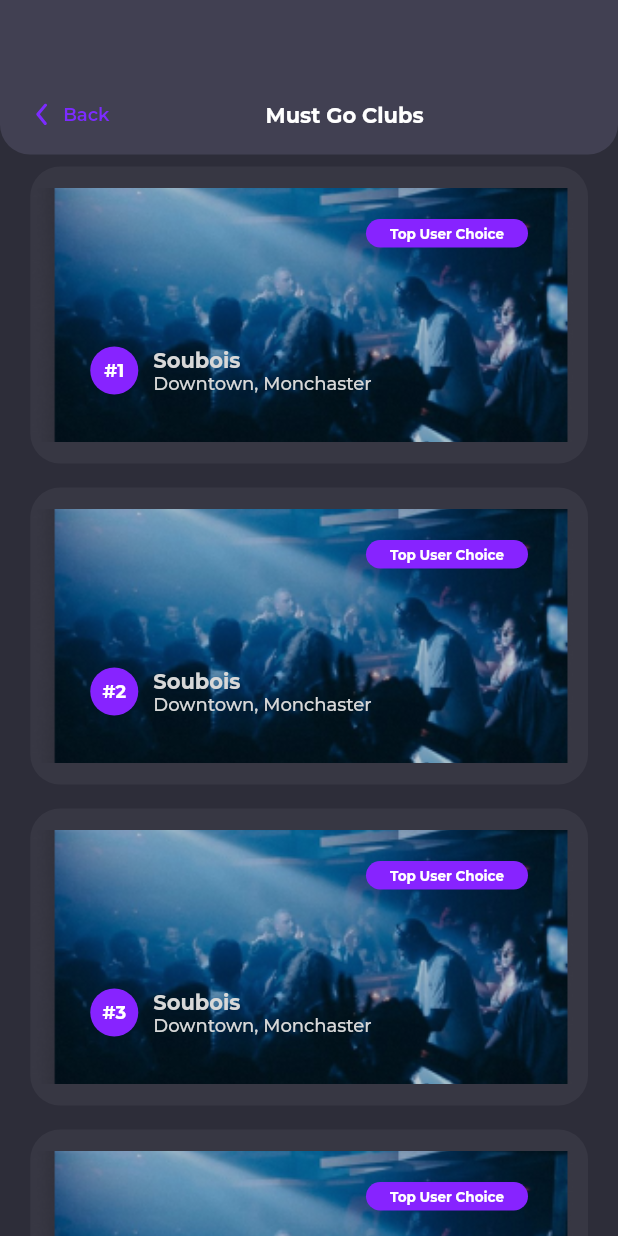
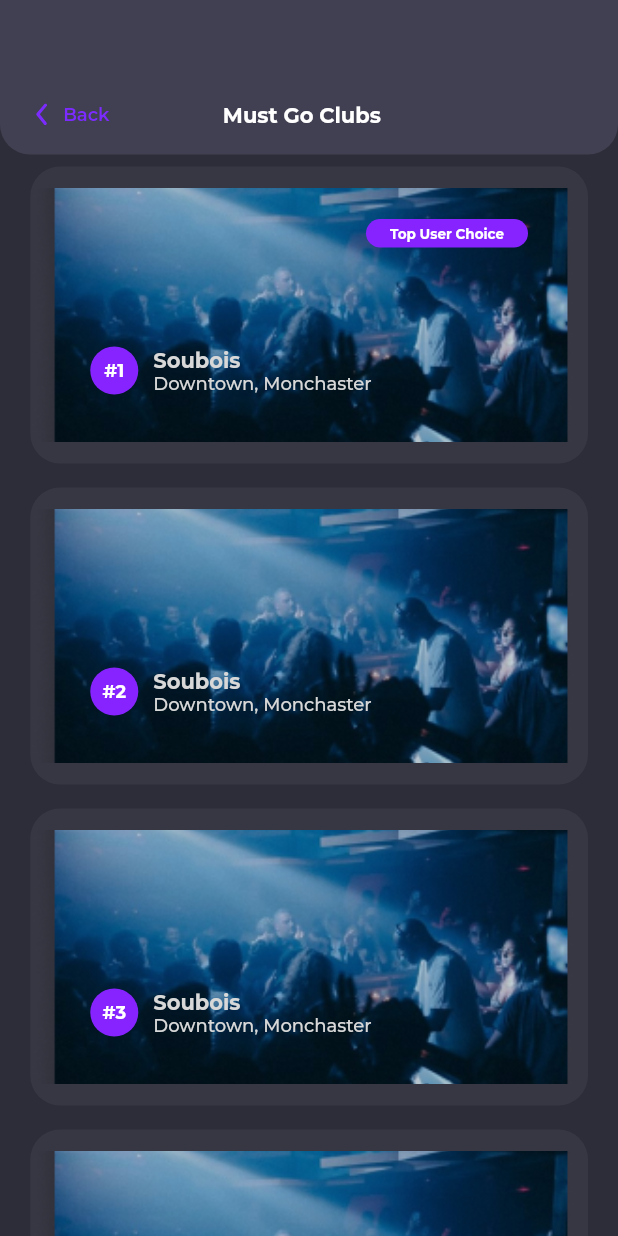
Before and after one commit to Developer-Faheem/EventsApp, a Flutter app: the MustGoScreen screen opened directly, on a phone screen of 412 x 824 dp. Run offline on Flutter 3.47's test engine with Material 2 defaults, Android fonts, the light colour scheme and no system bars; our stand-ins replace flutter_svg, google_fonts.

Commit message:
small changes

```diff
--- a/lib/Screens/Must_Go_Category.dart
+++ b/lib/Screens/Must_Go_Category.dart
@@ -39,17 +39,19 @@ class MustGoScreen  extends StatelessWidget {
                   right: width * 0.062,
                 ),
                 child: Center(
+                  child:Row(
+  mainAxisAlignment: MainAxisAlignment.spaceBetween,
+  children: [
+    InkWell(
+      onTap: (){
+        Navigator.pop(context);
+      },
       child: Row(
         children: [
-                      GestureDetector(
-                        onTap: () {
-                          Navigator.pop(context);
-                        },
-                        child: SvgPicture.asset(
+          SvgPicture.asset(
             'assets/svg/back.svg',
             width: 8.45,
             height: 16.9,
-                        ),
           ),
           SizedBox(width: 10),
           Text(
@@ -62,7 +64,9 @@ class MustGoScreen  extends StatelessWidget {
               height: 0,
             ),
           ),
-                      Spacer(), // Add Spacer to fill the available space
+        ],
+      ),
+    ),
     Text(
       'Must Go Clubs',
       textAlign: TextAlign.center,
@@ -74,9 +78,9 @@ class MustGoScreen  extends StatelessWidget {
         height: 0,
       ),
     ),
-                      Spacer(), // Add Spacer to fill the available space
+    SizedBox(width: 57), // Adjust this spacing as needed
   ],
-                  ),
+)
                 ),
               ),
             ),
--- a/lib/Widgets/Club_card.dart
+++ b/lib/Widgets/Club_card.dart
@@ -41,7 +41,7 @@ class ClubCard extends StatelessWidget {
                   height: double.infinity,
                   fit: BoxFit.cover,),
                 ),
-
+                index==0?
                 Positioned(
                   top: 35,
                   right: 40,
@@ -61,7 +61,7 @@ class ClubCard extends StatelessWidget {
                                       )
                     ),
                   ),
-                ),
+                ):Container(),
 
                 Positioned(
                   top: 120,
--- a/lib/Widgets/Event_Card.dart
+++ b/lib/Widgets/Event_Card.dart
@@ -106,7 +106,7 @@ class EventCard extends StatelessWidget {
                          )
                        ],
                      ),
-                       const SizedBox(width: 74.5,),
+                      // const SizedBox(width: 74.5,),
                       Container(
                         width: 83,
                         height: 38,
```
Also changed, not shown: lib/Screens/House_category_Screen.dart (+14 -9 lines), lib/Screens/Trending_Event_category.dart (+12 -8 lines). Lines whose indentation alone changed are shown as unchanged.
